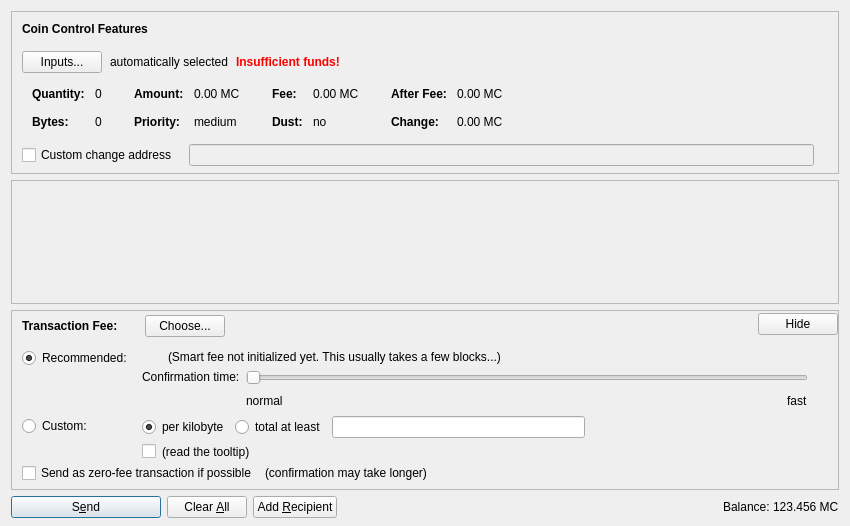
The window that src/qt/forms/sendcoinsdialog.ui (3s3s/TKSR) describes before a commit, drawn with Qt 5.
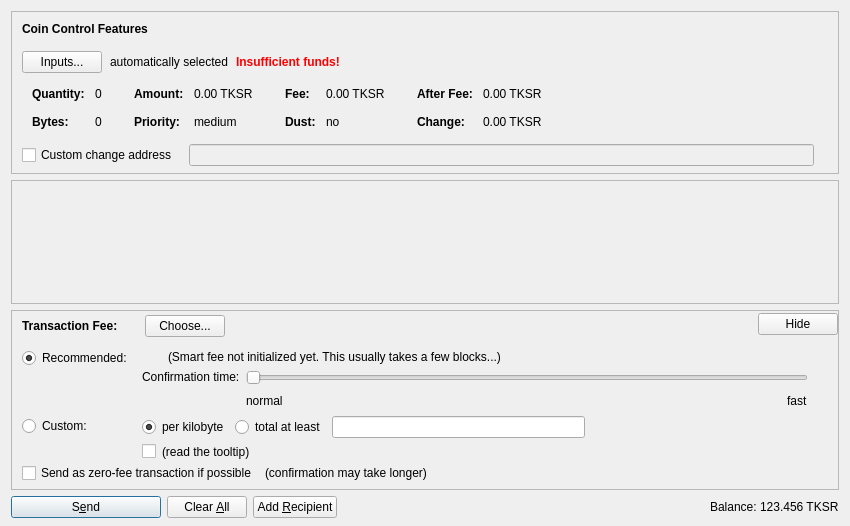
The same window after the commit. Icons and pictures are not drawn. Custom widgets are drawn as their Qt base class.

What changed in the file:
```diff
--- a/src/qt/forms/sendcoinsdialog.ui
+++ b/src/qt/forms/sendcoinsdialog.ui
@@ -324,7 +324,7 @@
                   <enum>Qt::ActionsContextMenu</enum>
                  </property>
                  <property name="text">
-                  <string notr="true">0.00 MC</string>
+                  <string notr="true">0.00 TKSR</string>
                  </property>
                  <property name="textInteractionFlags">
                   <set>Qt::LinksAccessibleByMouse|Qt::TextSelectableByKeyboard|Qt::TextSelectableByMouse</set>
@@ -404,7 +404,7 @@
                   <enum>Qt::ActionsContextMenu</enum>
                  </property>
                  <property name="text">
-                  <string notr="true">0.00 MC</string>
+                  <string notr="true">0.00 TKSR</string>
                  </property>
                  <property name="textInteractionFlags">
                   <set>Qt::LinksAccessibleByMouse|Qt::TextSelectableByKeyboard|Qt::TextSelectableByMouse</set>
@@ -484,7 +484,7 @@
                   <enum>Qt::ActionsContextMenu</enum>
                  </property>
                  <property name="text">
-                  <string notr="true">0.00 MC</string>
+                  <string notr="true">0.00 TKSR</string>
                  </property>
                  <property name="textInteractionFlags">
                   <set>Qt::LinksAccessibleByMouse|Qt::TextSelectableByKeyboard|Qt::TextSelectableByMouse</set>
@@ -513,7 +513,7 @@
                   <enum>Qt::ActionsContextMenu</enum>
                  </property>
                  <property name="text">
-                  <string notr="true">0.00 MC</string>
+                  <string notr="true">0.00 TKSR</string>
                  </property>
                  <property name="textInteractionFlags">
                   <set>Qt::LinksAccessibleByMouse|Qt::TextSelectableByKeyboard|Qt::TextSelectableByMouse</set>
@@ -1352,7 +1352,7 @@
           <cursorShape>IBeamCursor</cursorShape>
          </property>
          <property name="text">
-          <string notr="true">123.456 MC</string>
+          <string notr="true">123.456 TKSR</string>
          </property>
          <property name="textInteractionFlags">
           <set>Qt::LinksAccessibleByMouse|Qt::TextSelectableByKeyboard|Qt::TextSelectableByMouse</set>
```
Left out of the diff: 2 changed lines with no effect on the pictures.
